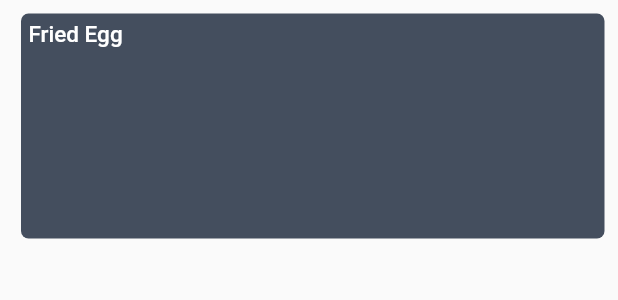
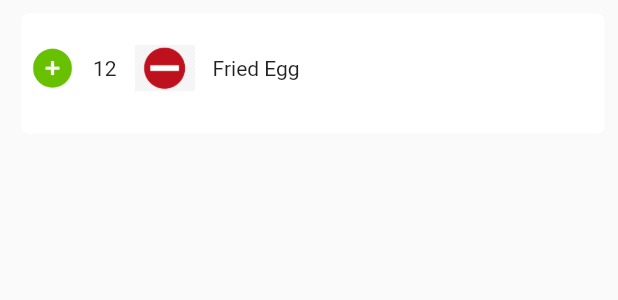
Before and after one commit to bilalali45/revaki, a Flutter app: the PopularListItems widget shown alone on an empty page, opened directly, on a phone screen of 412 x 824 dp. Shown: the top 300 px of the screen. Run offline on Flutter 3.47's test engine with Material 2 defaults, Android fonts, the phone set to English and light mode, and no system bars; our stand-ins replace dio, font_awesome_flutter, get; network calls fail.

Commit message:
update data

```diff
--- a/lib/widgets/ItemAddlist.dart
+++ b/lib/widgets/ItemAddlist.dart
@@ -1,3 +1,5 @@
+import 'dart:ui';
+
 import 'package:flutter/cupertino.dart';
 import 'package:flutter/material.dart';
 import 'package:revaki/constants/assests_image.dart';
@@ -61,7 +63,6 @@ class PopularListItems extends StatelessWidget {
               decoration: BoxDecoration(boxShadow: [
               ]),
             child: Card(
-                color: Color.fromRGBO(68, 78, 94,1),
                 elevation: 0,
                 shape: RoundedRectangleBorder(
                   borderRadius: const BorderRadius.all(
@@ -70,21 +71,44 @@ class PopularListItems extends StatelessWidget {
                 ),
                  child: Container(
                    width: MediaQuery.of(context).size.width,
-                  height: 150,
+                   height: 80,
                    child: Column(
                     children: <Widget>[
                       Row(
                         mainAxisAlignment: MainAxisAlignment.spaceBetween,
                         children: <Widget>[
                           Container(
-                            alignment: Alignment.bottomLeft,
-                            padding: EdgeInsets.only(left: 5, top: 5),
-                             child: Text(name,
-                                    style: TextStyle(
-                                    color: Colors.white,
-                                    fontSize: 15,
-                                    fontWeight: FontWeight.w500)),
+
+                            child: Row(
+                                children: <Widget>[
+                                  SizedBox(height: 20),
+                                   Padding(
+                                    padding: const EdgeInsets.all(6.0),
+                                     child:_addButton(),
                                     ),
+
+                                  SizedBox(height: 20),
+                                  Padding(
+                                       padding: const EdgeInsets.all(6.0),
+                                        child:_itemcount(12),
+                                  ),
+                                  SizedBox(height: 20),
+                                  Padding(
+                                       padding: const EdgeInsets.all(6.0),
+                                        child: _minusButton(),
+                                  ),
+                                  SizedBox(height: 20),
+                                    Padding(
+                                        padding: const EdgeInsets.all(6.0),
+                                         child: _itemsname(name)
+                                    ),
+
+                                  // _MinusButton(),
+                                ]
+                            ),
+
+                          ),
+
                         ],
                       ),
 
@@ -106,19 +130,76 @@ class PopularListItemstitle extends StatelessWidget {
       child: Column(
          mainAxisAlignment: MainAxisAlignment.spaceBetween,
          children: <Widget>[
-          Text(
-                "Popluar Foods test",
-                 style: TextStyle(
-                 fontSize: 20,
-                 color: Color(0xFF3a3a3b),
-                 fontWeight: FontWeight.w300),
+          Container(
+              child: Row(
+                  children: <Widget>[
+                        SizedBox(width: 20),
+                         _addButton(),
+                         SizedBox(width: 20),
+                      // _MinusButton(),
+                        ]
                     ),
+
+               ),
+
+
+
 
         ],
       ),
     );
   }
 }
+  Widget _addButton() {
+    return GestureDetector(
+        onTap: () {
+          },
+        child: Container(
+          width: 30,
+          padding: EdgeInsets.symmetric(vertical: 15),
+          alignment: Alignment.center,
+           decoration: BoxDecoration(
+              borderRadius: BorderRadius.all(Radius.circular(5)),
+
+                 ),
+                  child: Image.asset(
+                    addp,
+                  ),
+                 ));
+  }
+Widget _itemsname(String name) {
+  return Column(
+    children: <Widget>[
+      Text(name)
+    ],
+  );
+}
+
+Widget _itemcount(int i) {
+  return Column(
+    children: <Widget>[
+      Text(i.toString())
+    ],
+  );
+}
+Widget _minusButton() {
+  return GestureDetector(
+      onTap: () {
+      },
+      child: Container(
+        width: 40,
+        padding: EdgeInsets.symmetric(vertical: 15),
+        alignment: Alignment.center,
+        decoration: BoxDecoration(
+          borderRadius: BorderRadius.all(Radius.circular(5)),
+
+        ),
+        child: Image.asset(
+          minusp,
+        ),
+      ));
+}
+
 
 // class PopularFoodItems extends StatelessWidget {
 //   List<dishmodelDishList?>? dishModelList;
@@ -197,10 +278,9 @@ class PopularListItemstitle extends StatelessWidget {
 class ItemAddlistitem extends StatelessWidget {
   @override
   Widget build(BuildContext context) {
-    return GridView.count(
+    return ListView(
       primary: false,
       padding: const EdgeInsets.all(10),
-      crossAxisCount: 3,
       children: <Widget>[
         PopularListItems(
             name: "Fried Egg",
```
Also changed, not shown: lib/Screens/HomePage.dart (+12 -16 lines), lib/constants/assests_image.dart (+7 -0 lines), Images/add.png (added), Images/minus.png (added), Images/one.png (added), Images/two.png (added), lib/Screens/LoginPage.dart (indentation only). Lines whose indentation alone changed are shown as unchanged.
